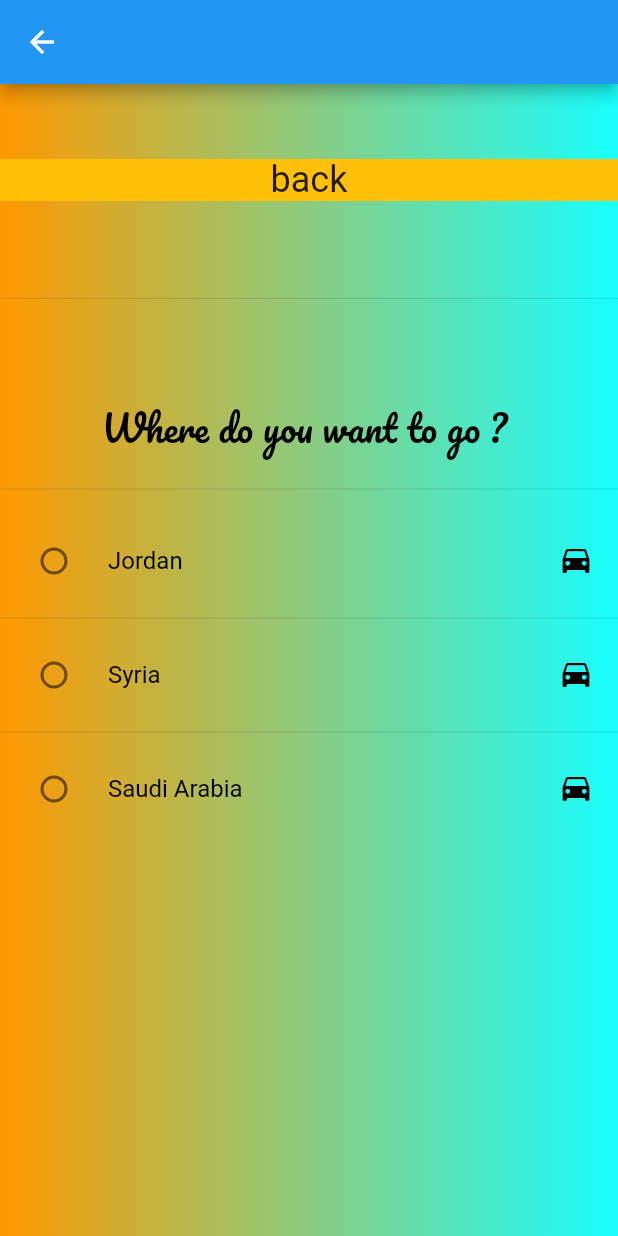
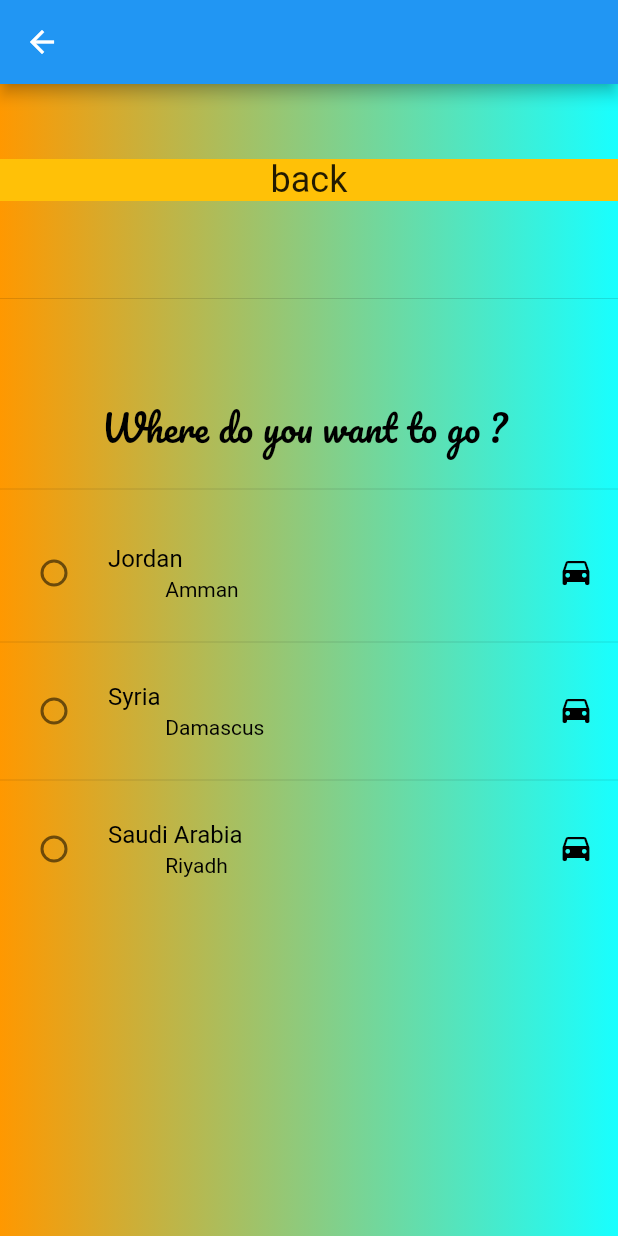
Before and after one commit to Moawiah999/lab-number-seven, a Flutter app: the Myfirstscreen screen opened directly, on a phone screen of 412 x 824 dp. Run offline on Flutter 3.47's test engine with Material 2 defaults, Android fonts, the phone set to English and light mode, and no system bars.

Commit message:
lab number seven

```diff
--- a/lib/screens/firstscreen.dart
+++ b/lib/screens/firstscreen.dart
@@ -50,6 +50,8 @@ class _MyfirstscreenState extends State<Myfirstscreen> {
                 "Jordan",
                 style: TextStyle(color: Colors.black),
               ),
+              subtitle: Text("           Amman",
+                  style: TextStyle(color: Colors.black)),
               secondary: Icon(
                 Icons.drive_eta,
                 color: Colors.black,
@@ -72,6 +74,8 @@ class _MyfirstscreenState extends State<Myfirstscreen> {
                 "Syria",
                 style: TextStyle(color: Colors.black),
               ),
+              subtitle: Text("           Damascus",
+                  style: TextStyle(color: Colors.black)),
               secondary: Icon(
                 Icons.drive_eta,
                 color: Colors.black,
@@ -91,6 +95,8 @@ class _MyfirstscreenState extends State<Myfirstscreen> {
               activeColor: Colors.amber,
               title:
                   Text("Saudi Arabia", style: TextStyle(color: Colors.black)),
+              subtitle: Text("           Riyadh",
+                  style: TextStyle(color: Colors.black)),
               secondary: Icon(
                 Icons.drive_eta,
                 color: Colors.black,
```
